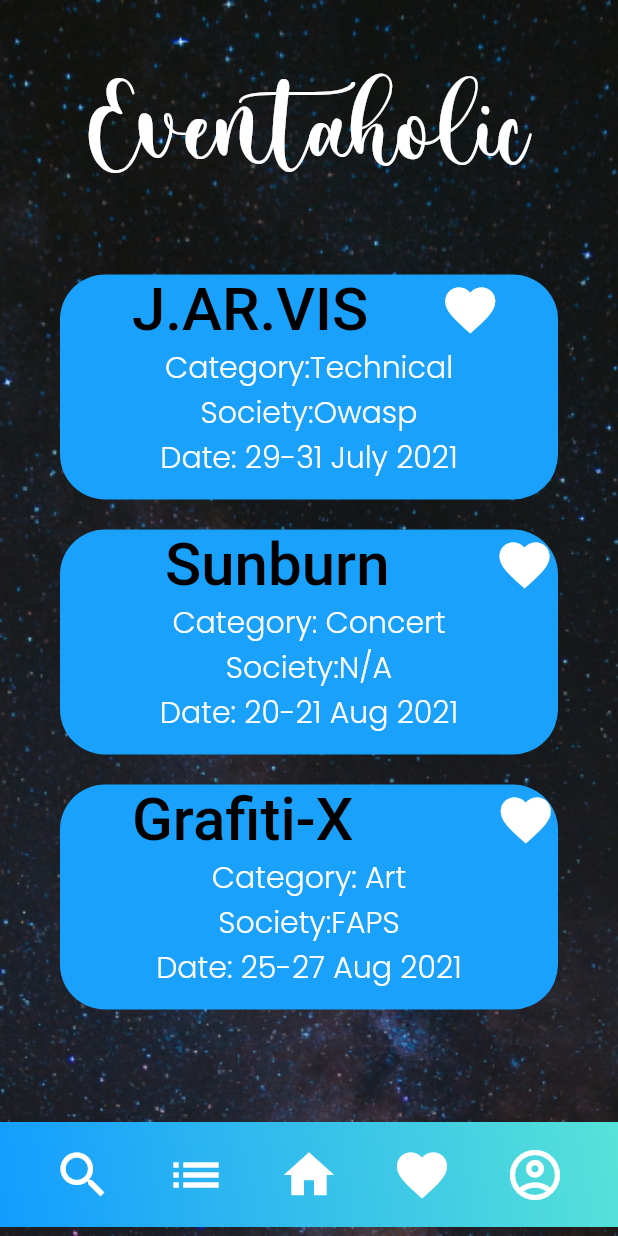
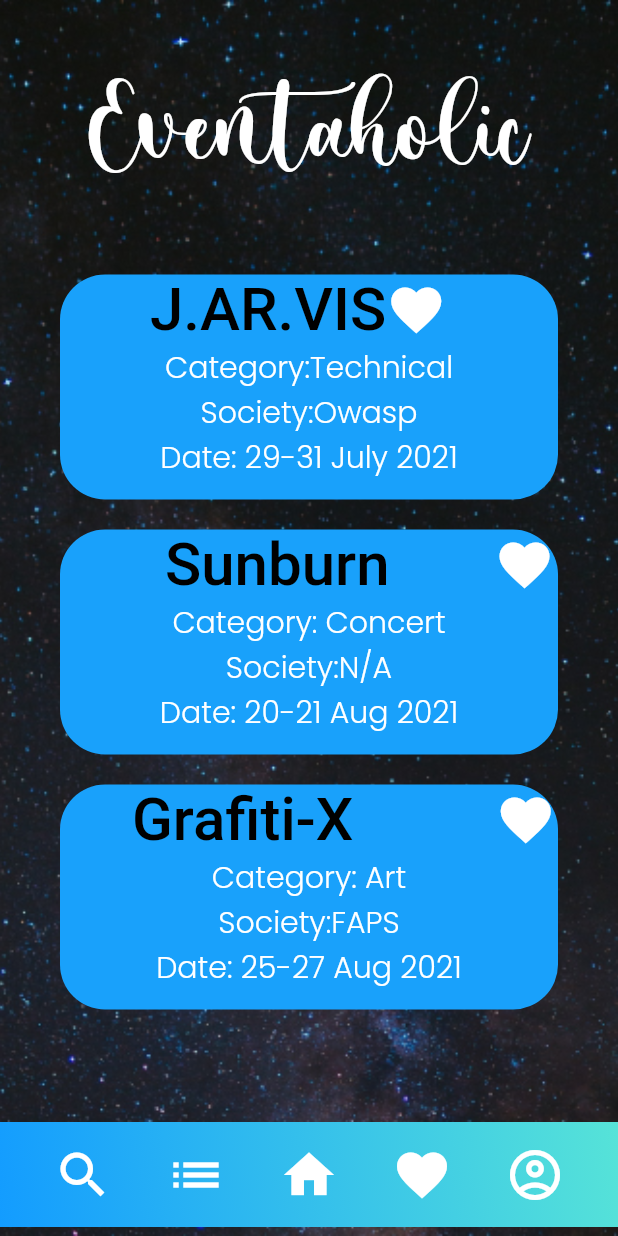
Before and after one commit to sailohitaksh-cryptic/elc-activity, a Flutter app: the HomeScreen screen opened by its route, on a phone screen of 412 x 824 dp. Run offline on Flutter 3.47's test engine with Material 2 defaults, Android fonts, the phone set to English and light mode, and no system bars; our stand-ins replace cloud_firestore, firebase_auth, firebase_core, google_fonts, modal_progress_hud, rflutter_alert and 1 more; accounts and stored records are empty; Roboto replaces fonts that are missing (Pattaya).

```diff
--- a/lib/homescreen.dart
+++ b/lib/homescreen.dart
@@ -60,7 +60,7 @@ class _HomeScreenState extends State<HomeScreen> {
                         Row(
                           children: [
                             Padding(
-                              padding: const EdgeInsets.symmetric(horizontal:48),
+                              padding: EdgeInsets.only(left:60.0),
                               child: Text(
                                 'J.AR.VIS',
                                 style: GoogleFonts.pattaya(
--- a/lib/signup.dart
+++ b/lib/signup.dart
@@ -28,7 +28,7 @@ class _SignUpState extends State<SignUp> {
   @override
   Widget build(BuildContext context) {
     return Scaffold(
-      resizeToAvoidBottomInset: false,
+      resizeToAvoidBottomInset: true,
       backgroundColor: Colors.black,
       body: ModalProgressHUD(
         inAsyncCall: showSpinner,
@@ -55,7 +55,7 @@ class _SignUpState extends State<SignUp> {
                   ),
                 ),
               ),
-              Image(image: AssetImage('images/login.png'),),
+              Flexible(child: Image(image: AssetImage('images/login.png'),)),
               Padding(
                 padding: EdgeInsets.symmetric(horizontal: 16.0),
                 child: TextField(
--- a/lib/signup1.dart
+++ b/lib/signup1.dart
@@ -104,17 +104,18 @@ class _SignUpScreenState extends State<SignUpScreen> {
 
             ],
           ),
-
           decoration: BoxDecoration(
             borderRadius: BorderRadius.circular(30.0),
             border: Border.all(
               color:Colors.black,
 
             ),
+        ),
 
 
 
-          ),
+
+
         ),
       ),
     );
```
